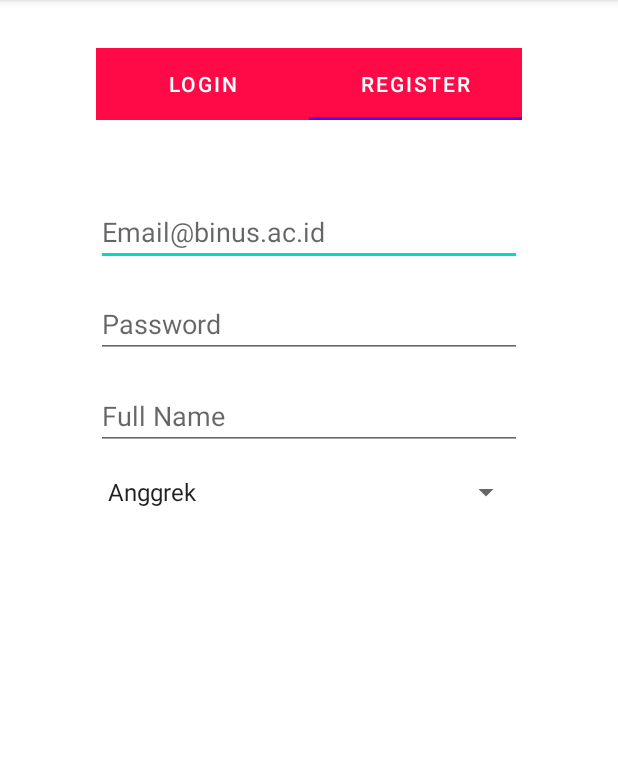
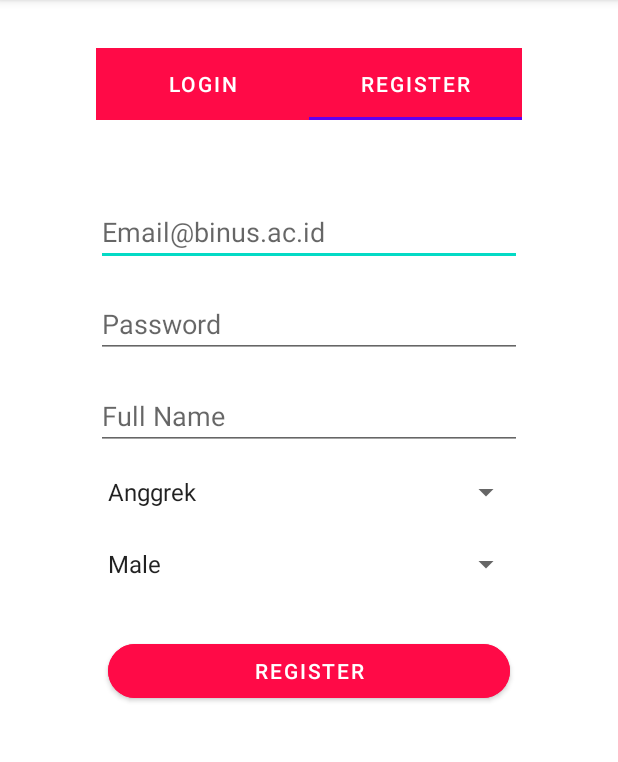
Before and after one commit to adewirya/TPA_MOBILE, an Android app: the screen it shows after launch (MainActivity), tab 2 chosen, on a phone screen of 412 x 824 dp, the part 84-846 px from its top. Run offline under Robolectric (Android 15) with nearby library versions, the phone set to English and light mode, and no system bars; our stand-ins replace Firebase (no records; nobody signed in at launch, a user with empty details on screens opened directly); libraries missing offline, so code that uses them is left out: edu.bluejack21_1; 1 statement that could not run was skipped.

```diff
--- a/app/src/main/java/edu/bluejack21_1/SunibTinder/RegisterFragment.kt
+++ b/app/src/main/java/edu/bluejack21_1/SunibTinder/RegisterFragment.kt
@@ -6,7 +6,11 @@ import android.view.LayoutInflater
 import android.view.View
 import android.view.ViewGroup
 import android.widget.ArrayAdapter
+import android.widget.EditText
 import android.widget.Spinner
+import androidx.viewbinding.ViewBindings
+import edu.bluejack21_1.SunibTinder.databinding.ActivityMainBinding
+import edu.bluejack21_1.SunibTinder.databinding.FragmentRegisterBinding
 
 // TODO: Rename parameter arguments, choose names that match
 // the fragment initialization parameters, e.g. ARG_ITEM_NUMBER
@@ -23,14 +27,21 @@ class RegisterFragment : Fragment() {
     private var param1: String? = null
     private var param2: String? = null
     private lateinit var spinner: Spinner
-//
+    private lateinit var spinner2 : Spinner
+    private lateinit var binding : FragmentRegisterBinding
 
 
     override fun onCreate(savedInstanceState: Bundle?) {
         super.onCreate(savedInstanceState)
 
+
+        var registBtn = binding.registerButton
+
+//      Spinner mySpinner = (Spinner) findViewById(R.id.your_spinner);
+//      String text = mySpinner.getSelectedItem().toString();
+//        registBtn.setOnClickListener()
+
     }
-
 
 
     override fun onCreateView(
@@ -39,6 +50,18 @@ class RegisterFragment : Fragment() {
     ): View? {
         val v = inflater.inflate(R.layout.fragment_register, container, false)
         spinner = v.findViewById(R.id.locationSpinner)
+
+        spinner2 = v.findViewById(R.id.GenderSpinner)
+
+        ArrayAdapter.createFromResource(
+            this.requireContext(),
+            R.array.genders,
+            android.R.layout.simple_spinner_item
+        ).also { adapter2 ->
+            adapter2.setDropDownViewResource(android.R.layout.simple_spinner_dropdown_item)
+            spinner2.adapter = adapter2
+        }
+
         ArrayAdapter.createFromResource(
             this.requireContext(),
             R.array.binus_locations,
--- a/app/src/main/res/layout/fragment_register.xml
+++ b/app/src/main/res/layout/fragment_register.xml
@@ -12,6 +12,17 @@
         android:layout_height="wrap_content"
         android:layout_marginTop="16dp"
         app:layout_constraintEnd_toEndOf="@+id/FullName"
+        app:layout_constraintStart_toStartOf="@+id/FullName"
+        app:layout_constraintTop_toBottomOf="@+id/FullName"
+        tools:ignore="MissingConstraints" />
+
+    <Spinner
+        android:id="@+id/GenderSpinner"
+        android:layout_width="0dp"
+        android:layout_height="wrap_content"
+        android:layout_marginTop="64dp"
+        app:layout_constraintEnd_toEndOf="@+id/FullName"
+        app:layout_constraintHorizontal_bias="0.0"
         app:layout_constraintStart_toStartOf="@+id/FullName"
         app:layout_constraintTop_toBottomOf="@+id/FullName"
         tools:ignore="MissingConstraints" />
@@ -58,5 +69,20 @@
         app:layout_constraintTop_toBottomOf="@+id/Email"
         tools:ignore="MissingConstraints" />
 
+    <Button
+        android:id="@+id/registerButton"
+        android:layout_width="0dp"
+        android:layout_height="wrap_content"
+        android:layout_marginStart="8dp"
+        android:layout_marginTop="35dp"
+        android:layout_marginEnd="8dp"
+        android:backgroundTint="@color/MainColor"
+        android:text="Register"
+        android:textColor="@color/White"
+        app:cornerRadius="@android:dimen/app_icon_size"
+        app:layout_constraintEnd_toEndOf="parent"
+        app:layout_constraintStart_toStartOf="parent"
+        app:layout_constraintTop_toBottomOf="@+id/GenderSpinner" />
+
 
 </androidx.constraintlayout.widget.ConstraintLayout>
```
